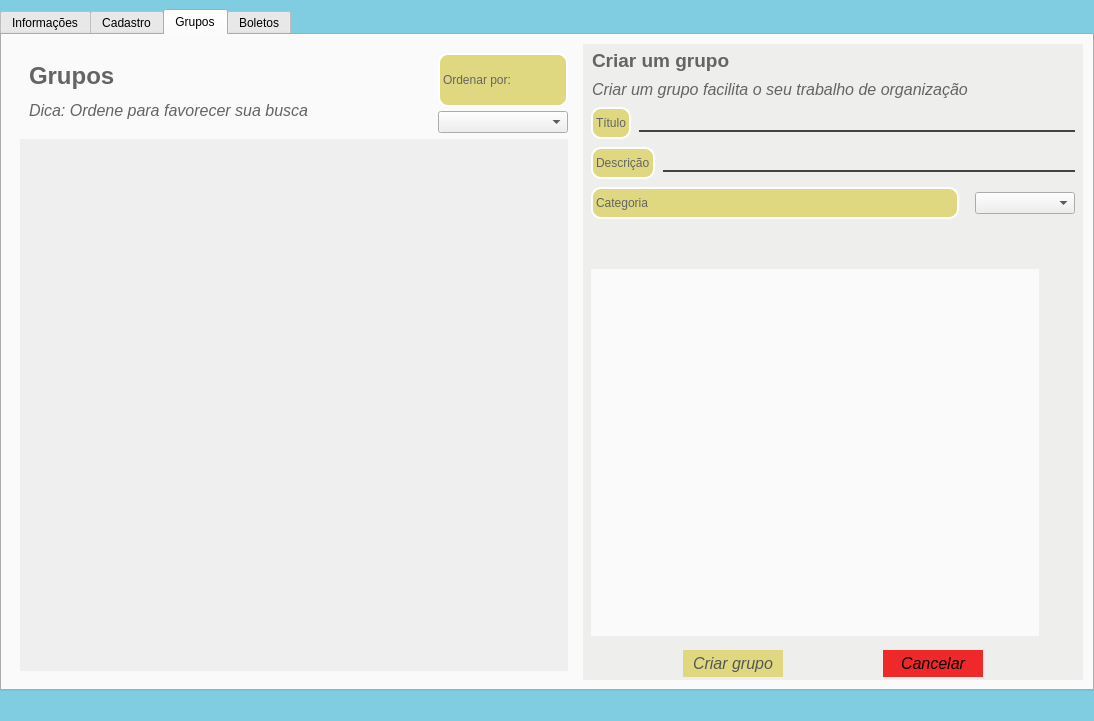
Before: the Qt Designer form Telas/UI/dashCliente.ui in Nautilidae-project/Nautilus, drawn with Qt 5.
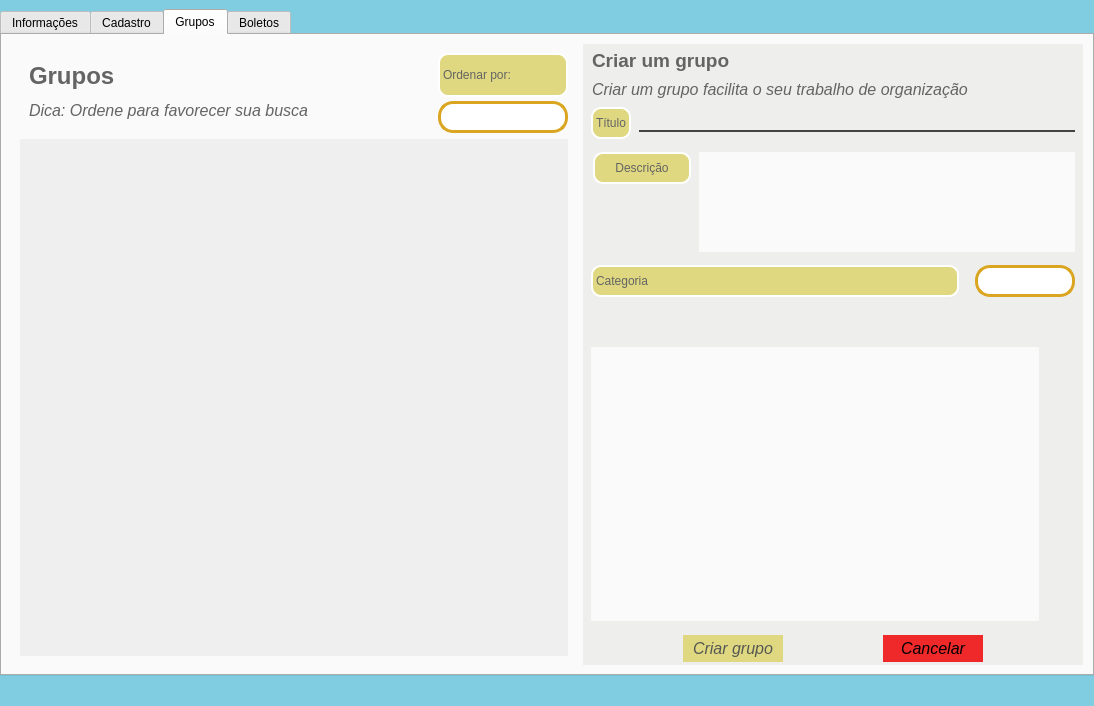
After: the same form once the commit is applied. The open tabs and pages were chosen to show the change. Icons and pictures are not drawn.

Commit message: 1-Adição de envio de email para os participantes dos grupos

Diff of the .ui file:
```diff
--- a/Telas/UI/dashCliente.ui
+++ b/Telas/UI/dashCliente.ui
@@ -7,7 +7,7 @@
     <x>0</x>
     <y>0</y>
     <width>1094</width>
-    <height>721</height>
+    <height>706</height>
    </rect>
   </property>
   <property name="windowTitle">
@@ -2412,6 +2412,23 @@
       </layout>
      </widget>
      <widget class="QWidget" name="tbGrupoCliente">
+      <property name="styleSheet">
+       <string notr="true">QComboBox {
+	
+	background-color: rgb(255, 255, 255);
+	border-radius: 15px;
+	border: 3px solid #DAA520;
+	color: #000000;
+	padding: 5px;
+	
+	selection-background-color: rgb(83, 162, 193);
+	selection-color: rgb(255, 255, 255);
+}
+
+QComboBox::drop-down{
+	border: 0px;
+}</string>
+      </property>
       <attribute name="title">
        <string>Grupos</string>
       </attribute>
@@ -2433,7 +2450,7 @@
                <x>0</x>
                <y>0</y>
                <width>552</width>
-               <height>510</height>
+               <height>495</height>
               </rect>
              </property>
             </widget>
@@ -2569,7 +2586,11 @@
                  </widget>
                 </item>
                 <item>
-                 <widget class="QComboBox" name="cbxOrdenar"/>
+                 <widget class="QComboBox" name="cbxOrdenar">
+                  <property name="styleSheet">
+                   <string notr="true"/>
+                  </property>
+                 </widget>
                 </item>
                </layout>
               </widget>
@@ -2772,7 +2793,13 @@
             <property name="minimumSize">
              <size>
               <width>0</width>
-              <height>32</height>
+              <height>110</height>
+             </size>
+            </property>
+            <property name="maximumSize">
+             <size>
+              <width>16777215</width>
+              <height>110</height>
              </size>
             </property>
             <property name="styleSheet">
@@ -2803,27 +2830,94 @@
               <number>0</number>
              </property>
              <item>
-              <widget class="QLabel" name="lbDescricao">
+              <widget class="QFrame" name="frInformativo">
                <property name="minimumSize">
                 <size>
-                 <width>0</width>
-                 <height>32</height>
+                 <width>100</width>
+                 <height>0</height>
                 </size>
                </property>
                <property name="styleSheet">
-                <string notr="true"/>
+                <string notr="true">#frInformativo {
+background-color: transparent;
+}</string>
                </property>
-               <property name="text">
-                <string>Descrição</string>
+               <property name="frameShape">
+                <enum>QFrame::StyledPanel</enum>
                </property>
+               <property name="frameShadow">
+                <enum>QFrame::Raised</enum>
+               </property>
+               <layout class="QGridLayout" name="gridLayout_7">
+                <property name="leftMargin">
+                 <number>2</number>
+                </property>
+                <property name="topMargin">
+                 <number>5</number>
+                </property>
+                <property name="rightMargin">
+                 <number>0</number>
+                </property>
+                <property name="bottomMargin">
+                 <number>0</number>
+                </property>
+                <property name="spacing">
+                 <number>0</number>
+                </property>
+                <item row="0" column="0">
+                 <widget class="QLabel" name="lbDescricao">
+                  <property name="minimumSize">
+                   <size>
+                    <width>0</width>
+                    <height>32</height>
+                   </size>
+                  </property>
+                  <property name="maximumSize">
+                   <size>
+                    <width>16777215</width>
+                    <height>32</height>
+                   </size>
+                  </property>
+                  <property name="styleSheet">
+                   <string notr="true"/>
+                  </property>
+                  <property name="text">
+                   <string>Descrição</string>
+                  </property>
+                  <property name="alignment">
+                   <set>Qt::AlignCenter</set>
+                  </property>
+                 </widget>
+                </item>
+                <item row="1" column="0">
+                 <spacer name="verticalSpacer">
+                  <property name="orientation">
+                   <enum>Qt::Vertical</enum>
+                  </property>
+                  <property name="sizeHint" stdset="0">
+                   <size>
+                    <width>20</width>
+                    <height>40</height>
+                   </size>
+                  </property>
+                 </spacer>
+                </item>
+               </layout>
               </widget>
              </item>
              <item>
-              <widget class="QLineEdit" name="leDescricaoGrupo">
-               <property name="styleSheet">
-                <string notr="true">#leDescricaoGrupo {
-	background-color: transparent;
-}</string>
+              <widget class="QTextEdit" name="leDescricaoGrupo">
+               <property name="minimumSize">
+                <size>
+                 <width>0</width>
+                 <height>0</height>
+                </size>
+               </property>
+               <property name="maximumSize">
+                <size>
+                 <width>16777215</width>
+                 <height>100</height>
+                </size>
                </property>
               </widget>
              </item>
@@ -2885,7 +2979,7 @@
               <widget class="QComboBox" name="cbxCategoria">
                <property name="minimumSize">
                 <size>
-                 <width>100</width>
+                 <width>0</width>
                  <height>0</height>
                 </size>
                </property>
```
Left out of the diff: 2 changed lines with no effect on the pictures. The commit also changes 9 other files.
